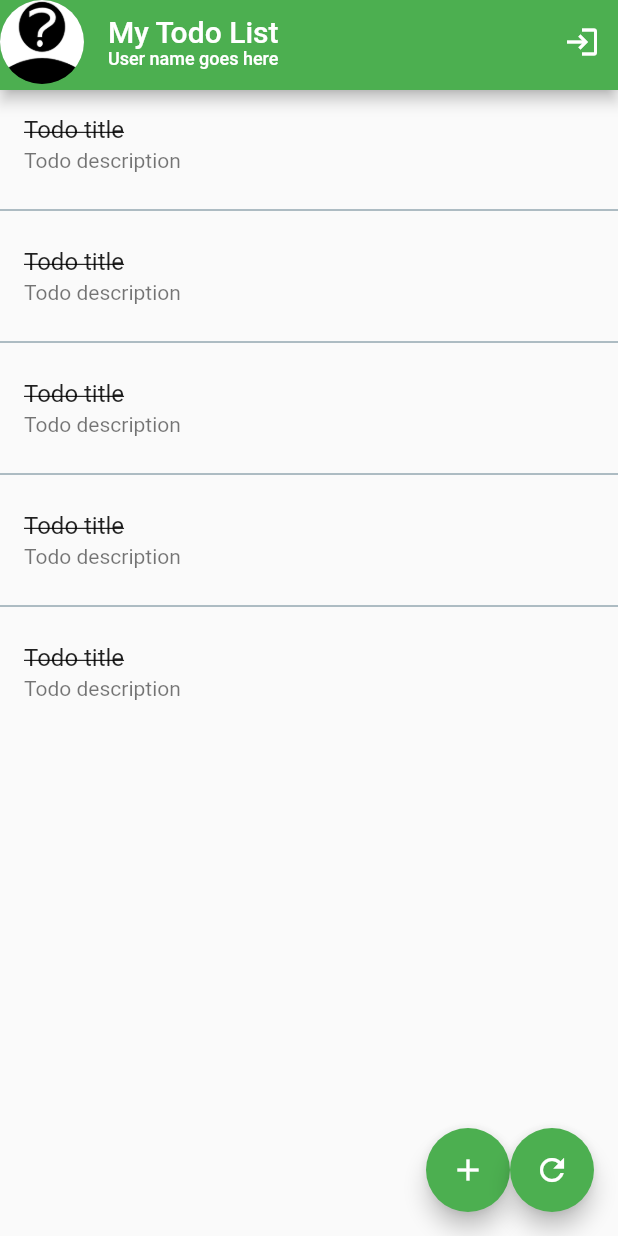
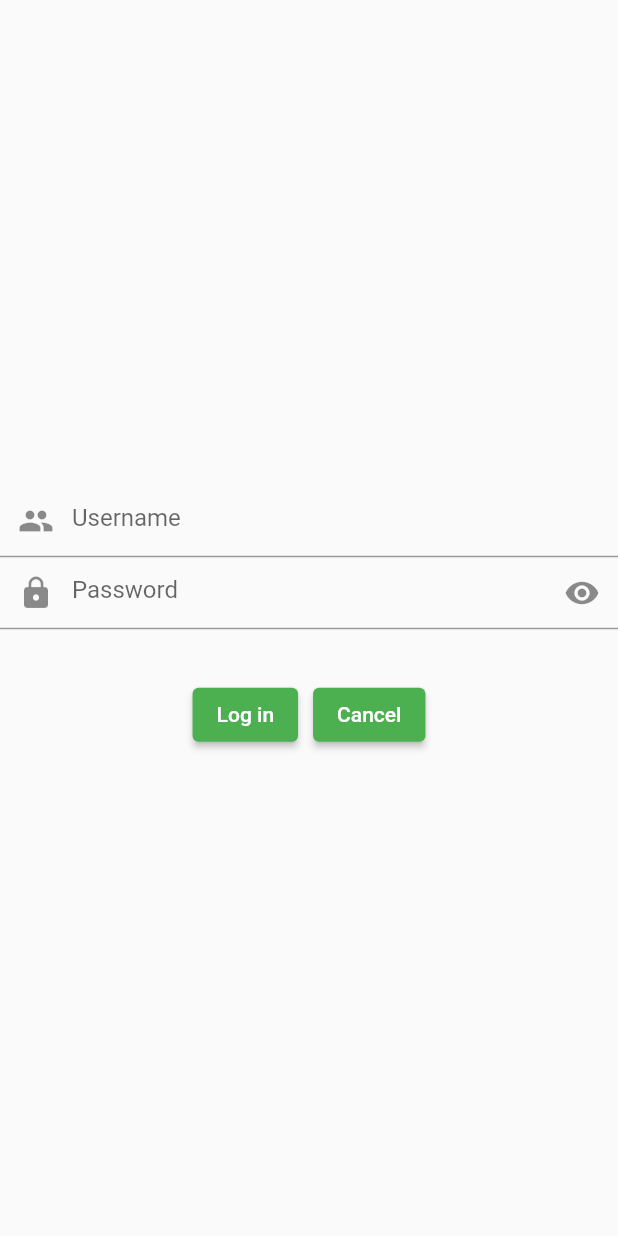
Before and after one commit to calebong123/pair_programming_3, a Flutter app: the screen it shows after launch, after a tap on the "login" icon, on a phone screen of 412 x 824 dp. Run offline on Flutter 3.47's test engine with Material 2 defaults, Android fonts, the phone set to English and light mode, and no system bars; accounts and stored records are empty.

Commit message:
Do login and logout
Squashed:
Do login and cancel button
Do logout

```diff
--- a/json-server/package.json
+++ b/json-server/package.json
@@ -2,6 +2,6 @@
   "description": "SCSJ3623 Mobile Application Programming\r Semester 2, 2020/2021",
   "scripts": {
     "test": "json-server --host 192.168.0.5 _db.json",
-    "server": "json-server --host 192.168.0.5 db.json"
+    "server": "json-server --host 192.168.0.184 db.json"
   }
 }
--- a/lib/screens/login/body.dart
+++ b/lib/screens/login/body.dart
@@ -35,15 +35,19 @@ class Body extends StatelessWidget {
       mainAxisAlignment: MainAxisAlignment.center,
       children: [
         _buildTextField(
-            hint: 'Username', icon: Icons.people, onChanged: (value) => () {}),
+            hint: 'Username',
+            icon: Icons.people,
+            onChanged: (value) => _state.username = value),
         _buildTextField(
             hint: 'Password',
-            isObsecure: false,
+            isObsecure: !_state.showPassword,
             icon: Icons.lock,
-            button: IconButton(icon: Icon(Icons.visibility), onPressed: () {}),
-            onChanged: (value) => () {}),
+            button: IconButton(
+                icon: Icon(Icons.visibility),
+                onPressed: () => _state.showPassword = !_state.showPassword),
+            onChanged: (value) => _state.password = value),
         Text(
-          'Invalid username or password!',
+          _state.isLogin ? '' : 'Invalid user or password!',
           style: TextStyle(color: Colors.red, fontSize: 20.0),
         ),
         SizedBox(height: 10.0),
@@ -71,14 +75,28 @@ class Body extends StatelessWidget {
       children: [
         ElevatedButton(
           child: Text('Log in'),
-          onPressed: () {},
+          onPressed: () => _onLoginPressed(context),
         ),
         SizedBox(width: 10.0),
         ElevatedButton(
           child: Text('Cancel'),
-          onPressed: () {},
+          onPressed: () => _onCancelPressed(context),
         ),
       ],
     );
   }
+
+  void _onLoginPressed(BuildContext context) async {
+    final _user = await UserService.getUserByLoginAndPassword(
+        login: _state.username, password: _state.password);
+
+    if (_user == null)
+      _state.isLogin = false;
+    else
+      Navigator.pop(context, _user);
+  }
+
+  void _onCancelPressed(BuildContext context) {
+    Navigator.pop(context, false);
+  }
 }
--- a/lib/screens/login/login_screen.dart
+++ b/lib/screens/login/login_screen.dart
@@ -26,13 +26,30 @@ class LoginScreen extends StatefulWidget {
 }
 
 class LoginScreenState extends State<LoginScreen> {
+  String _username, _password;
+  bool _showpassword = false, _isLogin = true;
+
+  get username => _username;
+  set username(value) => _username = value;
+
+  get password => _password;
+  set password(value) => setState(() => _password = value);
+
+  get showPassword => _showpassword;
+  set showPassword(value) => setState(() => _showpassword = value);
+
+  get isLogin => _isLogin;
+  set isLogin(value) => setState(() => _isLogin = value);
+
   @override
   Widget build(BuildContext context) {
     return WillPopScope(
       onWillPop: () => Future.value(false),
       child: SafeArea(
         child: Scaffold(
-          body: Body(),
+          body: Body(
+            state: this,
+          ),
         ),
       ),
     );
--- a/lib/screens/main/bar.dart
+++ b/lib/screens/main/bar.dart
@@ -28,9 +28,25 @@ class Bar extends StatelessWidget implements PreferredSizeWidget {
 
   @override
   Widget build(BuildContext context) {
-    return AppBar(
-      leading:
-          CircleAvatar(backgroundImage: AssetImage('assets/unknown_user.png')),
+    return _state.user != null
+        ? AppBar(
+            leading: CircleAvatar(
+                backgroundImage: NetworkImage('${_state.user.photoUrl}')),
+            title: Column(
+              crossAxisAlignment: CrossAxisAlignment.start,
+              children: [
+                Text('My Todo List'),
+                Text('${_state.user.name}', style: TextStyle(fontSize: 12.0)),
+              ],
+            ),
+            actions: [
+              IconButton(
+                  icon: Icon(Icons.login), onPressed: () => _onLogoutPressed())
+            ],
+          )
+        : AppBar(
+            leading: CircleAvatar(
+                backgroundImage: AssetImage('assets/unknown_user.png')),
             title: Column(
               crossAxisAlignment: CrossAxisAlignment.start,
               children: [
@@ -38,7 +54,23 @@ class Bar extends StatelessWidget implements PreferredSizeWidget {
                 Text('User name goes here', style: TextStyle(fontSize: 12.0)),
               ],
             ),
-      actions: [IconButton(icon: Icon(Icons.login), onPressed: () {})],
+            actions: [
+              IconButton(
+                  icon: Icon(Icons.login),
+                  onPressed: () => _onLoginPressed(context))
+            ],
           );
   }
+
+  void _onLoginPressed(BuildContext context) async {
+    final _user = await Navigator.pushNamed(context, '/login');
+
+    if (_user != null) {
+      _state.user = _user;
     }
+  }
+
+  void _onLogoutPressed() {
+    _state.user = null;
+  }
+}
--- a/lib/screens/main/main_screen.dart
+++ b/lib/screens/main/main_screen.dart
@@ -52,6 +52,15 @@ class MainScreen extends StatefulWidget {
 }
 
 class MainScreenState extends State<MainScreen> {
+  User _user;
+
+  get user => _user;
+  set user(value) {
+    setState(() {
+      _user = value;
+    });
+  }
+
   void addTodo(Todo todo) async {}
   void updateTodo({int index, Todo todo}) async {}
   void removeTodo(int index) async {}
@@ -62,8 +71,10 @@ class MainScreenState extends State<MainScreen> {
       onWillPop: () => Future.value(false),
       child: SafeArea(
         child: Scaffold(
-          appBar: Bar(),
-          body: Body(),
+          appBar: Bar(state: this),
+          body: Body(
+            state: this,
+          ),
           floatingActionButton: Float(),
         ),
       ),
--- a/lib/services/rest.dart
+++ b/lib/services/rest.dart
@@ -9,7 +9,7 @@ import 'package:http/http.dart' as http;
 
 class Rest {
   //? Change the baseUrl according to your PC's IP address. Remain the port as 3000
-  static const String _baseUrl = 'http://192.168.0.5:3000';
+  static const String _baseUrl = 'http://192.168.0.184:3000';
 
   // Send a GET request to retrieve data from a REST server
   static Future get(String endpoint) async {
```
Also changed, not shown: 1 other file. Lines whose indentation alone changed are shown as unchanged.
